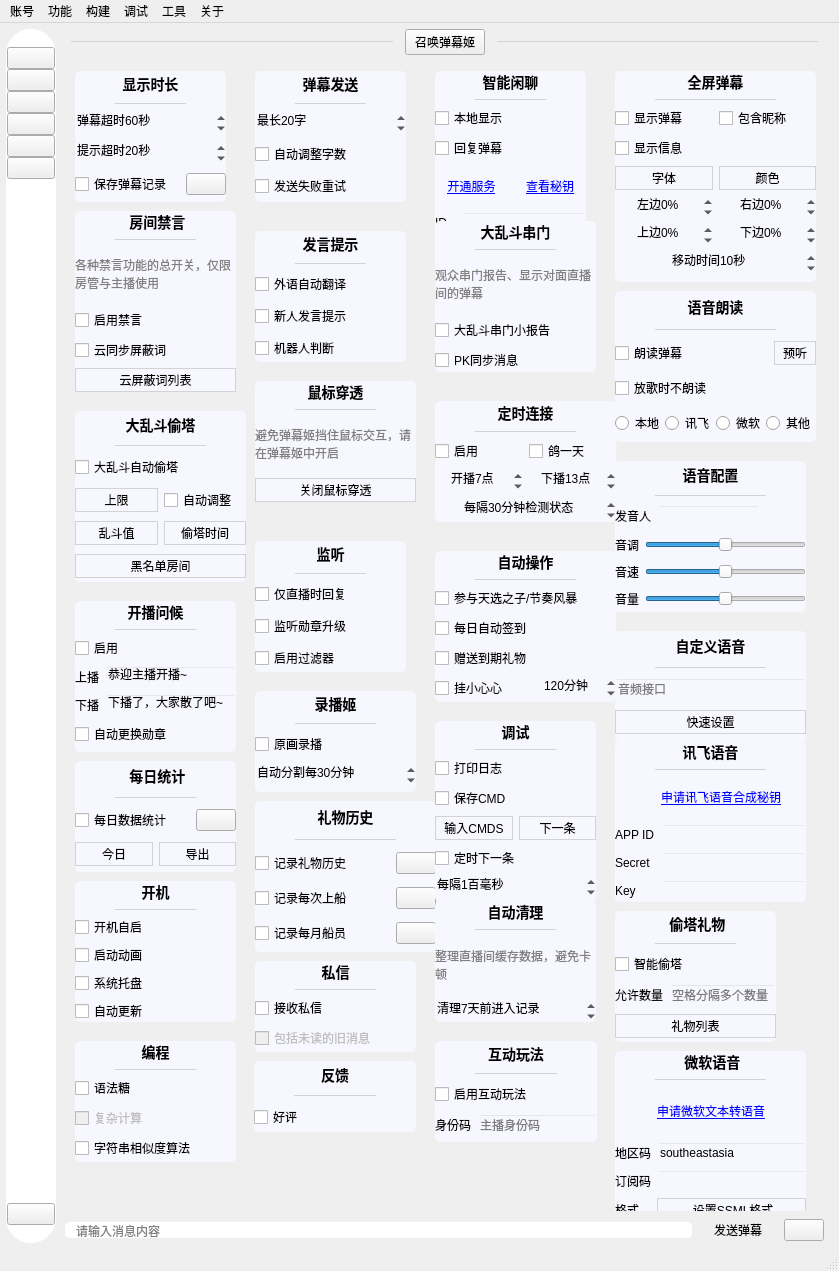
This is mainwindow/mainwindow.ui in iwxyi/Bilibili-MagicalDanmaku as Qt 5 draws it before an edit. The edited form follows.
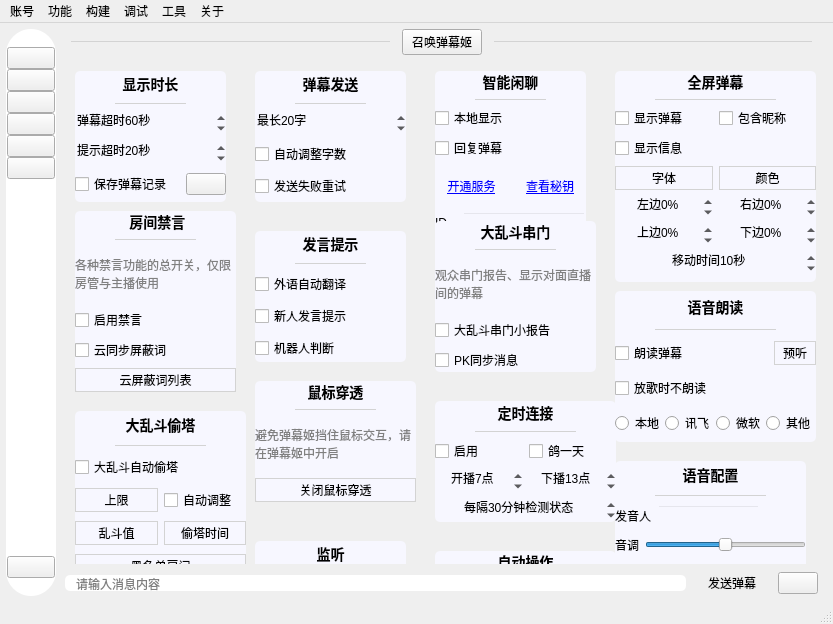
This is the edited form. Icons and pictures are not drawn. Custom widgets are drawn as their Qt base class.

Diff of the .ui file:
```diff
--- a/mainwindow/mainwindow.ui
+++ b/mainwindow/mainwindow.ui
@@ -6,8 +6,8 @@
    <rect>
     <x>0</x>
     <y>0</y>
-    <width>839</width>
-    <height>1271</height>
+    <width>833</width>
+    <height>624</height>
    </rect>
   </property>
   <property name="windowTitle">
@@ -1640,8 +1640,8 @@
             <rect>
              <x>0</x>
              <y>0</y>
-             <width>759</width>
-             <height>1151</height>
+             <width>753</width>
+             <height>504</height>
             </rect>
            </property>
            <property name="styleSheet">
@@ -9017,7 +9017,7 @@
     <rect>
      <x>0</x>
      <y>0</y>
-     <width>839</width>
+     <width>833</width>
      <height>23</height>
     </rect>
    </property>
```
Left out of the diff: 2 changed lines with no effect on the pictures.
